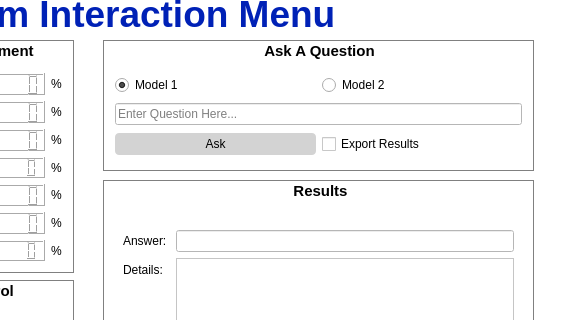
Before: the Qt Designer form Application/Bin/VQAInteractionScreen.ui in jenniferolenchak/DroneVQA, drawn with Qt 5; both pictures show x 617 to 1184 and y 0 to 320 of the 1184 by 659 pixel window.
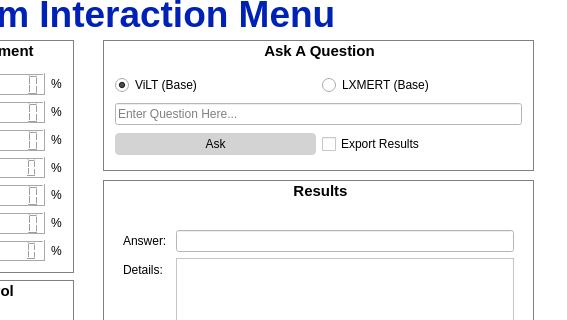
After: the same form once the commit is applied. Icons and pictures are not drawn.

Commit message: Rename model selection buttons to reflect models being used

The edit to the form file:
```diff
--- a/Application/Bin/VQAInteractionScreen.ui
+++ b/Application/Bin/VQAInteractionScreen.ui
@@ -1190,7 +1190,7 @@
          </font>
         </property>
         <property name="text">
-         <string>Model 2</string>
+         <string>LXMERT (Base)</string>
         </property>
        </widget>
       </item>
@@ -1205,7 +1205,7 @@
          <string notr="true">color: black;</string>
         </property>
         <property name="text">
-         <string>Model 1</string>
+         <string>ViLT (Base)</string>
         </property>
         <property name="checked">
          <bool>true</bool>
```
Left out of the diff: 4 changed lines with no effect on the pictures. The commit also changes 1 other file.
